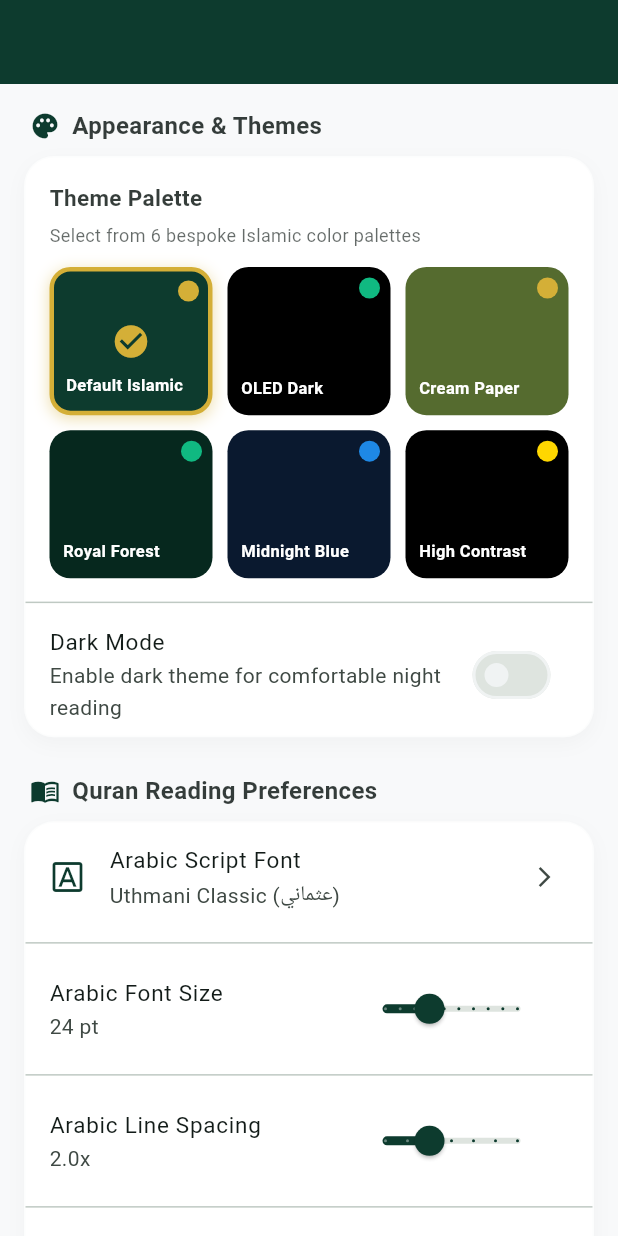
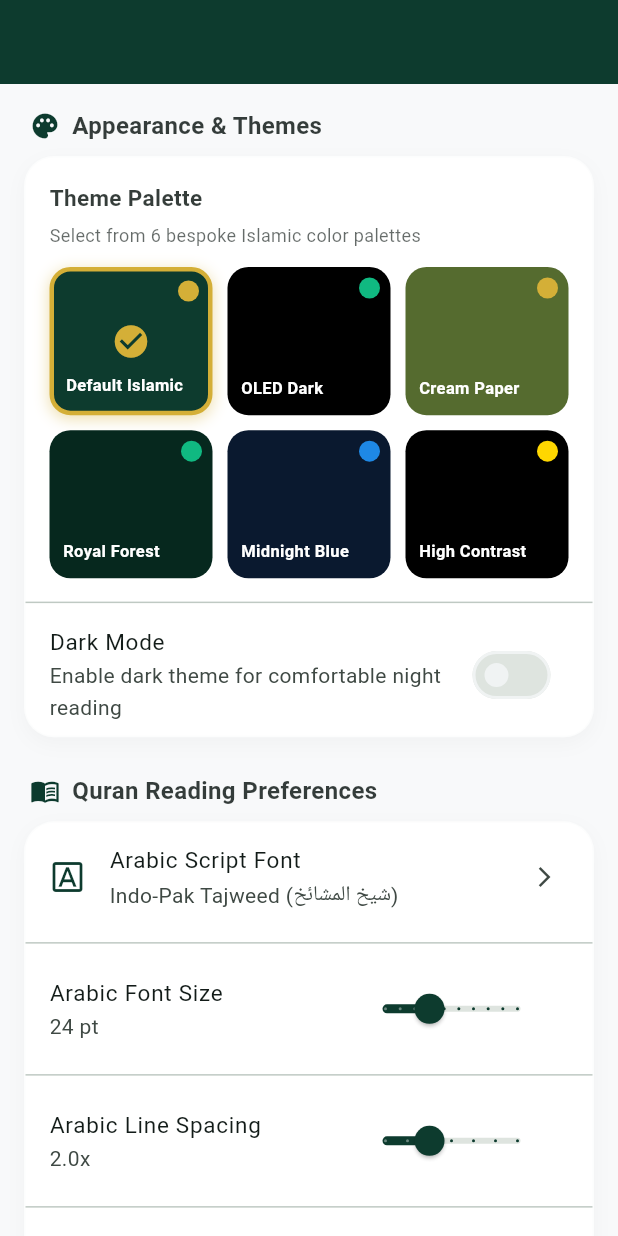
Before and after one commit to talibafridi97-source/Quran-Tajweed-app, a Flutter app: the screen it shows after launch, after a tap on "Next", after a tap on "Skip", after a tap on the "settings" icon, on a phone screen of 412 x 824 dp. Run offline on Flutter 3.47's test engine with Material 3 defaults, Android fonts, the phone set to English and light mode, and no system bars; our stand-ins replace flutter_compass, flutter_spinkit, geolocator, google_fonts, just_audio, share_plus and 2 more; accounts and stored records are empty; network calls fail; project files that could hold a hidden picture were left out.

Commit message:
Fix: Resolved build errors in SettingsProvider and MushafLayoutService; added Indo-Pak font assets

```diff
--- a/lib/core/constants/constants.dart
+++ b/lib/core/constants/constants.dart
@@ -60,6 +60,7 @@ class AppConstants {
   static const String bookmarksKey = 'bookmarks';
   // Fonts
   static const String uthmaniFont = 'Uthmani';
+  static const String indoPakFont = 'Scheherazade New'; // Authentic Indo-Pak style
   static const String urduFont = 'Urdu';
   static const String kitabFont = 'Kitab';
 }
--- a/lib/providers/settings_provider.dart
+++ b/lib/providers/settings_provider.dart
@@ -1,6 +1,7 @@
 import 'package:flutter/material.dart';
 import 'package:shared_preferences/shared_preferences.dart';
 import '../core/theme/app_theme.dart';
+import '../core/constants/constants.dart';
 
 class SettingsProvider with ChangeNotifier {
   double _arabicFontSize = 24.0;
@@ -8,7 +9,7 @@ class SettingsProvider with ChangeNotifier {
   double _lineSpacing = 2.0;
   bool _isDarkMode = false;
   AppThemePalette _themePalette = AppThemePalette.emerald;
-  String _arabicFontFamily = 'Uthmani';
+  String _arabicFontFamily = AppConstants.indoPakFont;
   bool _showTranslation = true;
   bool _showTajweed = true;
   bool _enableAutoScroll = false;
@@ -58,7 +59,7 @@ class SettingsProvider with ChangeNotifier {
       orElse: () => AppThemePalette.emerald,
     );
 
-    _arabicFontFamily = prefs.getString('arabic_font_family') ?? 'Uthmani';
+    _arabicFontFamily = prefs.getString('arabic_font_family') ?? AppConstants.indoPakFont;
     _showTranslation = prefs.getBool('show_translation') ?? true;
     _showTajweed = prefs.getBool('show_tajweed') ?? true;
     _enableAutoScroll = prefs.getBool('enable_auto_scroll') ?? false;
--- a/lib/screens/settings/settings_screen.dart
+++ b/lib/screens/settings/settings_screen.dart
@@ -17,6 +17,7 @@ class SettingsScreen extends StatelessWidget {
   ];
 
   static const List<Map<String, String>> arabicFonts = [
+    {'family': AppConstants.indoPakFont, 'name': 'Indo-Pak Tajweed (شیخ المشائخ)'},
     {'family': 'Uthmani', 'name': 'Uthmani Classic (عثماني)'},
     {'family': 'QuranAmiri', 'name': 'Amiri Naskh (أميري)'},
     {'family': 'Urdu', 'name': 'Nastaliq Script (نستعلیق)'},
--- a/pubspec.yaml
+++ b/pubspec.yaml
@@ -60,6 +60,11 @@ flutter:
     - assets/images/
 
   fonts:
+    - family: Scheherazade New
+      fonts:
+        - asset: assets/fonts/ScheherazadeNew-Regular.ttf
+        - asset: assets/fonts/ScheherazadeNew-Bold.ttf
+          weight: 700
     - family: Uthmani
       fonts:
         - asset: assets/fonts/QuranFont.ttf
```
Also changed, not shown: lib/screens/juz/juz_detail_screen.dart (+10 -0 lines), lib/screens/surah/surah_detail_screen.dart (+10 -0 lines), lib/services/mushaf_16_line_layout_service.dart (+35 -7 lines), assets/fonts/ScheherazadeNew-Bold.ttf (added), assets/fonts/ScheherazadeNew-Regular.ttf (added).
